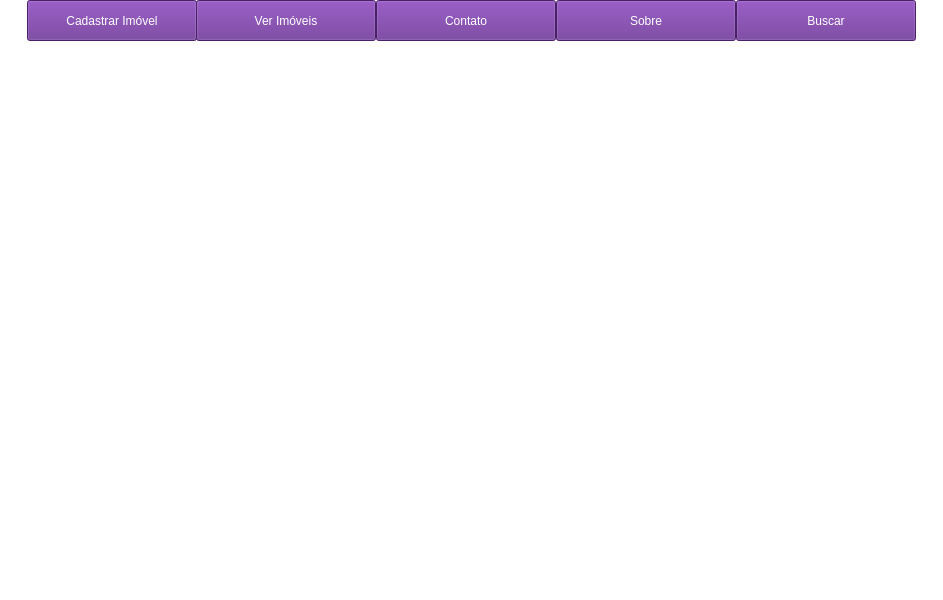
Old version of the form Telas/main_tela.ui in the repository lucasousa/Projeto-Loca-Facil.
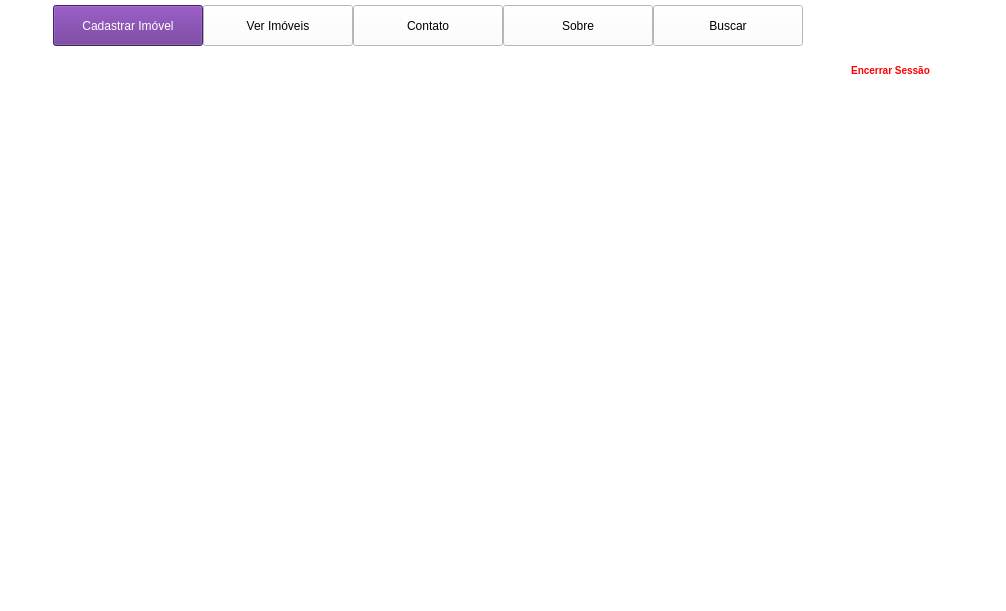
New version of the form. Icons and pictures are not drawn.

Commit message: Adicionando o ícone de encerrar sessão e deixando funcional

Diff of the .ui file:
```diff
--- a/Telas/main_tela.ui
+++ b/Telas/main_tela.ui
@@ -6,8 +6,8 @@
    <rect>
     <x>0</x>
     <y>0</y>
-    <width>943</width>
-    <height>600</height>
+    <width>1006</width>
+    <height>611</height>
    </rect>
   </property>
   <property name="windowTitle">
@@ -21,9 +21,9 @@
    <widget class="QToolButton" name="toolButton">
     <property name="geometry">
      <rect>
-      <x>27</x>
-      <y>0</y>
-      <width>170</width>
+      <x>53</x>
+      <y>5</y>
+      <width>150</width>
       <height>41</height>
      </rect>
     </property>
@@ -47,9 +47,9 @@
    <widget class="QToolButton" name="toolButton_3">
     <property name="geometry">
      <rect>
-      <x>196</x>
-      <y>0</y>
-      <width>180</width>
+      <x>203</x>
+      <y>5</y>
+      <width>150</width>
       <height>41</height>
      </rect>
     </property>
@@ -61,8 +61,12 @@
     </property>
     <property name="styleSheet">
      <string notr="true">color: rgb(255, 255, 255);
-font: 75 11pt &quot;Gadugi&quot;;
+font: 75 9pt &quot;Gadugi&quot;;
 background-color: #662C91;
+border-sizing: 1px;
+hover{
+	color: pink;
+}
 
 </string>
     </property>
@@ -73,9 +77,9 @@
    <widget class="QToolButton" name="toolButton_4">
     <property name="geometry">
      <rect>
-      <x>376</x>
-      <y>0</y>
-      <width>180</width>
+      <x>353</x>
+      <y>5</y>
+      <width>150</width>
       <height>41</height>
      </rect>
     </property>
@@ -87,8 +91,12 @@
     </property>
     <property name="styleSheet">
      <string notr="true">color: rgb(255, 255, 255);
-font: 75 11pt &quot;Gadugi&quot;;
+font: 75 9pt &quot;Gadugi&quot;;
 background-color: #662C91;
+border-sizing: 1px;
+hover{
+	color: pink;
+}
 
 </string>
     </property>
@@ -99,9 +107,9 @@
    <widget class="QToolButton" name="toolButton_5">
     <property name="geometry">
      <rect>
-      <x>556</x>
-      <y>0</y>
-      <width>180</width>
+      <x>503</x>
+      <y>5</y>
+      <width>150</width>
       <height>41</height>
      </rect>
     </property>
@@ -113,8 +121,12 @@
     </property>
     <property name="styleSheet">
      <string notr="true">color: rgb(255, 255, 255);
-font: 75 11pt &quot;Gadugi&quot;;
+font: 75 9pt &quot;Gadugi&quot;;
 background-color: #662C91;
+border-sizing: 1px;
+hover{
+	color: pink;
+}
 
 </string>
     </property>
@@ -125,9 +137,9 @@
    <widget class="QToolButton" name="toolButton_6">
     <property name="geometry">
      <rect>
-      <x>736</x>
-      <y>0</y>
-      <width>180</width>
+      <x>653</x>
+      <y>5</y>
+      <width>150</width>
       <height>41</height>
      </rect>
     </property>
@@ -139,8 +151,12 @@
     </property>
     <property name="styleSheet">
      <string notr="true">color: rgb(255, 255, 255);
-font: 75 11pt &quot;Gadugi&quot;;
+font: 75 9pt &quot;Gadugi&quot;;
 background-color: #662C91;
+border-sizing: 1px;
+hover{
+	color: pink;
+}
 
 </string>
     </property>
@@ -148,6 +164,52 @@
      <string>Buscar</string>
     </property>
    </widget>
+   <widget class="QToolButton" name="toolButton_2">
+    <property name="geometry">
+     <rect>
+      <x>840</x>
+      <y>0</y>
+      <width>101</width>
+      <height>51</height>
+     </rect>
+    </property>
+    <property name="styleSheet">
+     <string notr="true">border: none;</string>
+    </property>
+    <property name="text">
+     <string/>
+    </property>
+    <property name="icon">
+     <iconset>
+      <normaloff>../../exemplo/telas/images/back_12955.png</normaloff>../../exemplo/telas/images/back_12955.png</iconset>
+    </property>
+    <property name="iconSize">
+     <size>
+      <width>28</width>
+      <height>28</height>
+     </size>
+    </property>
+   </widget>
+   <widget class="QTextBrowser" name="textBrowser">
+    <property name="geometry">
+     <rect>
+      <x>830</x>
+      <y>60</y>
+      <width>121</width>
+      <height>31</height>
+     </rect>
+    </property>
+    <property name="styleSheet">
+     <string notr="true">border: none;</string>
+    </property>
+    <property name="html">
+     <string>&lt;!DOCTYPE HTML PUBLIC &quot;-//W3C//DTD HTML 4.0//EN&quot; &quot;http://www.w3.org/TR/REC-html40/strict.dtd&quot;&gt;
+&lt;html&gt;&lt;head&gt;&lt;meta name=&quot;qrichtext&quot; content=&quot;1&quot; /&gt;&lt;style type=&quot;text/css&quot;&gt;
+p, li { white-space: pre-wrap; }
+&lt;/style&gt;&lt;/head&gt;&lt;body style=&quot; font-family:'MS Shell Dlg 2'; font-size:7.8pt; font-weight:400; font-style:normal;&quot;&gt;
+&lt;p align=&quot;center&quot; style=&quot; margin-top:0px; margin-bottom:0px; margin-left:0px; margin-right:0px; -qt-block-indent:0; text-indent:0px;&quot;&gt;&lt;span style=&quot; font-weight:600; color:#ff0000;&quot;&gt;Encerrar Sessão&lt;/span&gt;&lt;/p&gt;&lt;/body&gt;&lt;/html&gt;</string>
+    </property>
+   </widget>
   </widget>
   <widget class="QStatusBar" name="statusbar"/>
  </widget>
```
Left out of the diff: 4 changed lines with no effect on the pictures. The commit also changes 1 other file.
